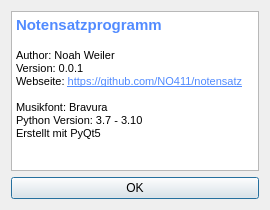
Qt form src/pyqt5_designer_uis/aboutbox.ui (NO411/notensatz) before a commit.
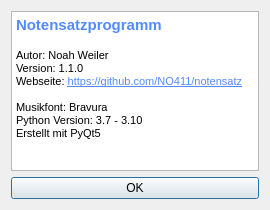
The same form after that commit. Icons and pictures are not drawn.

Patch:
```diff
--- a/src/pyqt5_designer_uis/aboutbox.ui
+++ b/src/pyqt5_designer_uis/aboutbox.ui
@@ -61,14 +61,13 @@
 &lt;/style&gt;&lt;/head&gt;&lt;body style=&quot; font-family:'MS Shell Dlg 2'; font-size:8.25pt; font-weight:400; font-style:normal;&quot;&gt;
 &lt;p style=&quot; margin-top:0px; margin-bottom:0px; margin-left:0px; margin-right:0px; -qt-block-indent:0; text-indent:0px;&quot;&gt;&lt;span style=&quot; font-size:11pt; font-weight:600; color:#528bff;&quot;&gt;Notensatzprogramm&lt;/span&gt;&lt;/p&gt;
 &lt;p style=&quot;-qt-paragraph-type:empty; margin-top:0px; margin-bottom:0px; margin-left:0px; margin-right:0px; -qt-block-indent:0; text-indent:0px; font-size:10pt; font-weight:600;&quot;&gt;&lt;br /&gt;&lt;/p&gt;
-&lt;p style=&quot; margin-top:0px; margin-bottom:0px; margin-left:0px; margin-right:0px; -qt-block-indent:0; text-indent:0px;&quot;&gt;Author: Noah Weiler&lt;/p&gt;
-&lt;p style=&quot; margin-top:0px; margin-bottom:0px; margin-left:0px; margin-right:0px; -qt-block-indent:0; text-indent:0px;&quot;&gt;Version: 0.0.1&lt;/p&gt;
+&lt;p style=&quot; margin-top:0px; margin-bottom:0px; margin-left:0px; margin-right:0px; -qt-block-indent:0; text-indent:0px;&quot;&gt;Autor: Noah Weiler&lt;/p&gt;
+&lt;p style=&quot; margin-top:0px; margin-bottom:0px; margin-left:0px; margin-right:0px; -qt-block-indent:0; text-indent:0px;&quot;&gt;Version: 1.1.0&lt;/p&gt;
 &lt;p style=&quot; margin-top:0px; margin-bottom:0px; margin-left:0px; margin-right:0px; -qt-block-indent:0; text-indent:0px;&quot;&gt;Webseite: &lt;a href=&quot;https://github.com/NO411/notensatz&quot;&gt;&lt;span style=&quot; font-size:8pt; text-decoration: underline; color:#528bff;&quot;&gt;https://github.com/NO411/notensatz&lt;/span&gt;&lt;/a&gt;&lt;/p&gt;
 &lt;p style=&quot;-qt-paragraph-type:empty; margin-top:0px; margin-bottom:0px; margin-left:0px; margin-right:0px; -qt-block-indent:0; text-indent:0px;&quot;&gt;&lt;br /&gt;&lt;/p&gt;
 &lt;p style=&quot; margin-top:0px; margin-bottom:0px; margin-left:0px; margin-right:0px; -qt-block-indent:0; text-indent:0px;&quot;&gt;Musikfont: Bravura&lt;/p&gt;
 &lt;p style=&quot; margin-top:0px; margin-bottom:0px; margin-left:0px; margin-right:0px; -qt-block-indent:0; text-indent:0px;&quot;&gt;Python Version: 3.7 - 3.10&lt;/p&gt;
-&lt;p style=&quot; margin-top:0px; margin-bottom:0px; margin-left:0px; margin-right:0px; -qt-block-indent:0; text-indent:0px;&quot;&gt;Erstellt mit PyQt5&lt;/p&gt;
-&lt;p style=&quot;-qt-paragraph-type:empty; margin-top:0px; margin-bottom:0px; margin-left:0px; margin-right:0px; -qt-block-indent:0; text-indent:0px;&quot;&gt;&lt;br /&gt;&lt;/p&gt;&lt;/body&gt;&lt;/html&gt;</string>
+&lt;p style=&quot; margin-top:0px; margin-bottom:0px; margin-left:0px; margin-right:0px; -qt-block-indent:0; text-indent:0px;&quot;&gt;Erstellt mit PyQt5&lt;/p&gt;&lt;/body&gt;&lt;/html&gt;</string>
      </property>
      <property name="acceptRichText">
       <bool>true</bool>
```
